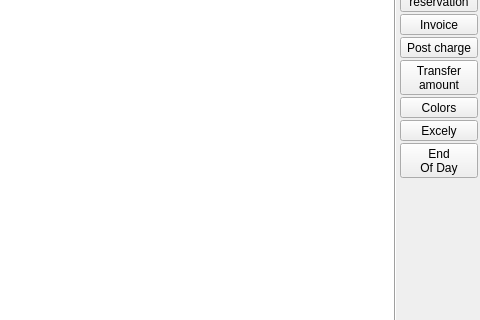
Above: Resort/wmaindesk.ui from End1-1/Resort before the change; both pictures show x 686 to 1166 and y 217 to 537 of the 1166 by 764 pixel window. Below: the same form after it.
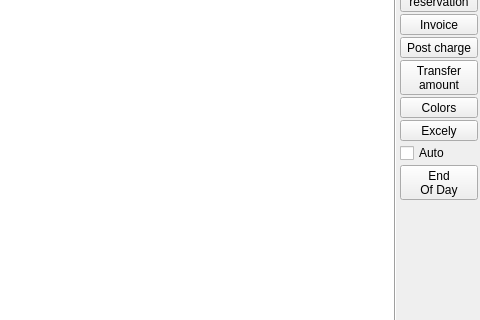
That is the form after the change. Icons and pictures are not drawn.

What changed in the file:
```diff
--- a/Resort/wmaindesk.ui
+++ b/Resort/wmaindesk.ui
@@ -1259,6 +1259,24 @@
       </widget>
      </item>
      <item row="12" column="0" colspan="2">
+      <widget class="QWidget" name="wExcelyBox">
+       <layout class="QVBoxLayout" name="verticalLayoutExcely">
+        <property name="spacing">
+         <number>2</number>
+        </property>
+        <property name="leftMargin">
+         <number>0</number>
+        </property>
+        <property name="topMargin">
+         <number>0</number>
+        </property>
+        <property name="rightMargin">
+         <number>0</number>
+        </property>
+        <property name="bottomMargin">
+         <number>0</number>
+        </property>
+        <item>
       <widget class="QToolButton" name="btnExcely">
        <property name="enabled">
         <bool>true</bool>
@@ -1291,6 +1309,22 @@
        <property name="toolButtonStyle">
         <enum>Qt::ToolButtonStyle::ToolButtonTextUnderIcon</enum>
        </property>
+         </widget>
+        </item>
+        <item>
+         <widget class="QCheckBox" name="chExcelyAuto">
+          <property name="visible">
+           <bool>false</bool>
+          </property>
+          <property name="toolTip">
+           <string>Pull undelivered Excely bookings every 2 minutes</string>
+          </property>
+          <property name="text">
+           <string>Auto</string>
+          </property>
+         </widget>
+        </item>
+       </layout>
       </widget>
      </item>
     </layout>
```
Left out of the diff: 28 changed lines with no effect on the pictures. Lines whose indentation alone changed are shown as unchanged.
